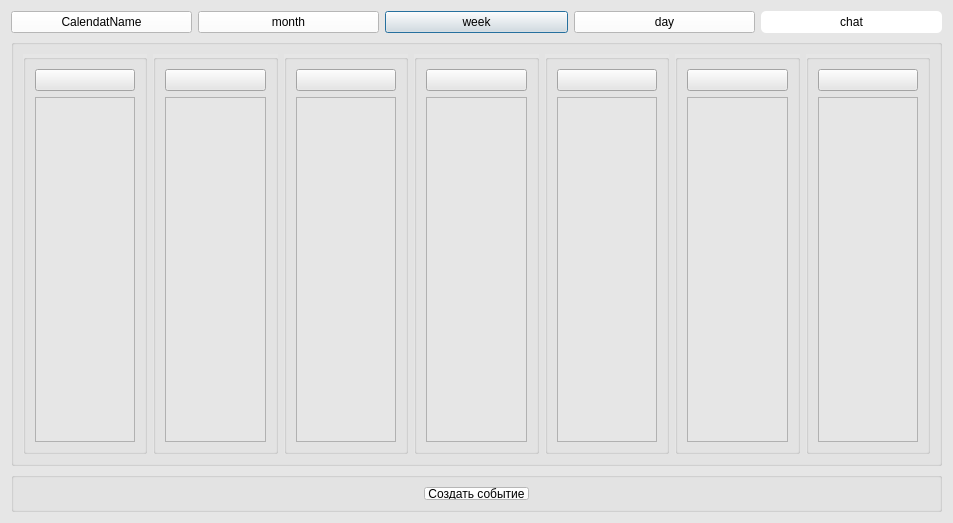
The window that Qt_Database/weekwindow.ui (Cleverfox5/GoogleCalendar) describes before a commit, drawn with Qt 5.
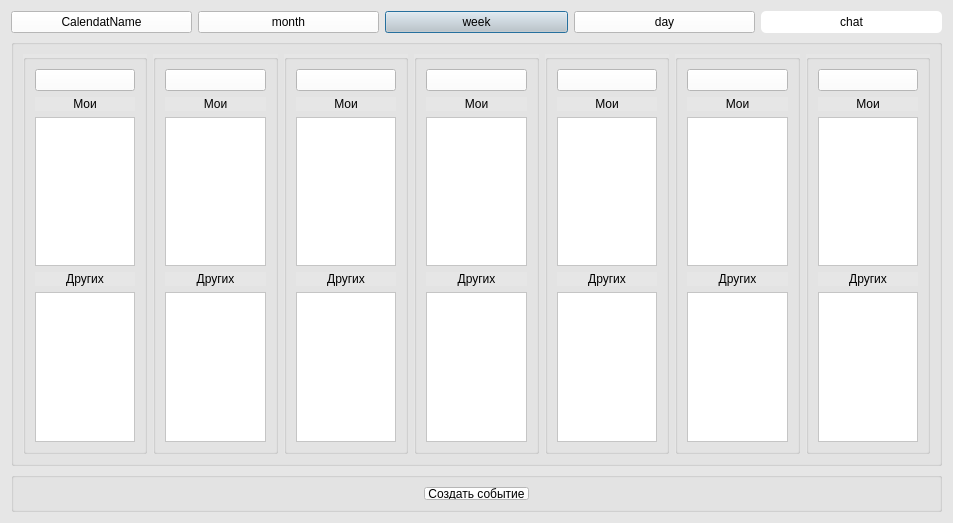
The same window after the commit.

Diff of the .ui file:
```diff
--- a/Qt_Database/weekwindow.ui
+++ b/Qt_Database/weekwindow.ui
@@ -20,7 +20,7 @@
    <item row="0" column="2">
     <widget class="QPushButton" name="pushButton_11">
      <property name="styleSheet">
-      <string notr="true">background-color: #CCCCC;</string>
+      <string notr="true">background-color: #CCCCCC;</string>
      </property>
      <property name="text">
       <string>week</string>
@@ -117,7 +117,7 @@
          <item>
           <widget class="QPushButton" name="pushButton">
            <property name="styleSheet">
-            <string notr="true">background_color: white;</string>
+            <string notr="true">background-color: white;</string>
            </property>
            <property name="text">
             <string/>
@@ -125,7 +125,38 @@
           </widget>
          </item>
          <item>
-          <widget class="QListWidget" name="listWidget"/>
+          <widget class="QLabel" name="label_2">
+           <property name="text">
+            <string>Мои</string>
+           </property>
+           <property name="alignment">
+            <set>Qt::AlignCenter</set>
+           </property>
+          </widget>
+         </item>
+         <item>
+          <widget class="QListWidget" name="listWidget_1">
+           <property name="styleSheet">
+            <string notr="true">background-color: white;</string>
+           </property>
+          </widget>
+         </item>
+         <item>
+          <widget class="QLabel" name="label_3">
+           <property name="text">
+            <string>Других</string>
+           </property>
+           <property name="alignment">
+            <set>Qt::AlignCenter</set>
+           </property>
+          </widget>
+         </item>
+         <item>
+          <widget class="QListWidget" name="listWidget_1_1">
+           <property name="styleSheet">
+            <string notr="true">background-color: white;</string>
+           </property>
+          </widget>
          </item>
         </layout>
        </widget>
@@ -139,7 +170,7 @@
          <item>
           <widget class="QPushButton" name="pushButton_2">
            <property name="styleSheet">
-            <string notr="true">background_color: white;</string>
+            <string notr="true">background-color: white;</string>
            </property>
            <property name="text">
             <string/>
@@ -147,7 +178,38 @@
           </widget>
          </item>
          <item>
-          <widget class="QListWidget" name="listWidget_2"/>
+          <widget class="QLabel" name="label_4">
+           <property name="text">
+            <string>Мои</string>
+           </property>
+           <property name="alignment">
+            <set>Qt::AlignCenter</set>
+           </property>
+          </widget>
+         </item>
+         <item>
+          <widget class="QListWidget" name="listWidget_2">
+           <property name="styleSheet">
+            <string notr="true">background-color: white;</string>
+           </property>
+          </widget>
+         </item>
+         <item>
+          <widget class="QLabel" name="label_5">
+           <property name="text">
+            <string>Других</string>
+           </property>
+           <property name="alignment">
+            <set>Qt::AlignCenter</set>
+           </property>
+          </widget>
+         </item>
+         <item>
+          <widget class="QListWidget" name="listWidget_2_2">
+           <property name="styleSheet">
+            <string notr="true">background-color: white;</string>
+           </property>
+          </widget>
          </item>
         </layout>
        </widget>
@@ -161,7 +223,7 @@
          <item>
           <widget class="QPushButton" name="pushButton_3">
            <property name="styleSheet">
-            <string notr="true">background_color: white;</string>
+            <string notr="true">background-color: white;</string>
            </property>
            <property name="text">
             <string/>
@@ -169,7 +231,38 @@
           </widget>
          </item>
          <item>
-          <widget class="QListWidget" name="listWidget_3"/>
+          <widget class="QLabel" name="label_6">
+           <property name="text">
+            <string>Мои</string>
+           </property>
+           <property name="alignment">
+            <set>Qt::AlignCenter</set>
+           </property>
+          </widget>
+         </item>
+         <item>
+          <widget class="QListWidget" name="listWidget_3">
+           <property name="styleSheet">
+            <string notr="true">background-color: white;</string>
+           </property>
+          </widget>
+         </item>
+         <item>
+          <widget class="QLabel" name="label_7">
+           <property name="text">
+            <string>Других</string>
+           </property>
+           <property name="alignment">
+            <set>Qt::AlignCenter</set>
+           </property>
+          </widget>
+         </item>
+         <item>
+          <widget class="QListWidget" name="listWidget_3_3">
+           <property name="styleSheet">
+            <string notr="true">background-color: white;</string>
+           </property>
+          </widget>
          </item>
         </layout>
        </widget>
@@ -183,7 +276,7 @@
          <item>
           <widget class="QPushButton" name="pushButton_4">
            <property name="styleSheet">
-            <string notr="true">background_color: white;</string>
+            <string notr="true">background-color: white;</string>
            </property>
            <property name="text">
             <string/>
@@ -191,7 +284,38 @@
           </widget>
          </item>
          <item>
-          <widget class="QListWidget" name="listWidget_4"/>
+          <widget class="QLabel" name="label_8">
+           <property name="text">
+            <string>Мои</string>
+           </property>
+           <property name="alignment">
+            <set>Qt::AlignCenter</set>
+           </property>
+          </widget>
+         </item>
+         <item>
+          <widget class="QListWidget" name="listWidget_4">
+           <property name="styleSheet">
+            <string notr="true">background-color: white;</string>
+           </property>
+          </widget>
+         </item>
+         <item>
+          <widget class="QLabel" name="label_9">
+           <property name="text">
+            <string>Других</string>
+           </property>
+           <property name="alignment">
+            <set>Qt::AlignCenter</set>
+           </property>
+          </widget>
+         </item>
+         <item>
+          <widget class="QListWidget" name="listWidget_4_4">
+           <property name="styleSheet">
+            <string notr="true">background-color: white;</string>
+           </property>
+          </widget>
          </item>
         </layout>
        </widget>
@@ -205,7 +329,7 @@
          <item>
           <widget class="QPushButton" name="pushButton_5">
            <property name="styleSheet">
-            <string notr="true">background_color: white;</string>
+            <string notr="true">background-color: white;</string>
            </property>
            <property name="text">
             <string/>
@@ -213,7 +337,38 @@
           </widget>
          </item>
          <item>
-          <widget class="QListWidget" name="listWidget_5"/>
+          <widget class="QLabel" name="label_10">
+           <property name="text">
+            <string>Мои</string>
+           </property>
+           <property name="alignment">
+            <set>Qt::AlignCenter</set>
+           </property>
+          </widget>
+         </item>
+         <item>
+          <widget class="QListWidget" name="listWidget_5">
+           <property name="styleSheet">
+            <string notr="true">background-color: white;</string>
+           </property>
+          </widget>
+         </item>
+         <item>
+          <widget class="QLabel" name="label_11">
+           <property name="text">
+            <string>Других</string>
+           </property>
+           <property name="alignment">
+            <set>Qt::AlignCenter</set>
+           </property>
+          </widget>
+         </item>
+         <item>
+          <widget class="QListWidget" name="listWidget_5_5">
+           <property name="styleSheet">
+            <string notr="true">background-color: white;</string>
+           </property>
+          </widget>
          </item>
         </layout>
        </widget>
@@ -227,7 +382,7 @@
          <item>
           <widget class="QPushButton" name="pushButton_6">
            <property name="styleSheet">
-            <string notr="true">background_color: white;</string>
+            <string notr="true">background-color: white;</string>
            </property>
            <property name="text">
             <string/>
@@ -235,7 +390,38 @@
           </widget>
          </item>
          <item>
-          <widget class="QListWidget" name="listWidget_6"/>
+          <widget class="QLabel" name="label_12">
+           <property name="text">
+            <string>Мои</string>
+           </property>
+           <property name="alignment">
+            <set>Qt::AlignCenter</set>
+           </property>
+          </widget>
+         </item>
+         <item>
+          <widget class="QListWidget" name="listWidget_6">
+           <property name="styleSheet">
+            <string notr="true">background-color: white;</string>
+           </property>
+          </widget>
+         </item>
+         <item>
+          <widget class="QLabel" name="label_13">
+           <property name="text">
+            <string>Других</string>
+           </property>
+           <property name="alignment">
+            <set>Qt::AlignCenter</set>
+           </property>
+          </widget>
+         </item>
+         <item>
+          <widget class="QListWidget" name="listWidget_6_6">
+           <property name="styleSheet">
+            <string notr="true">background-color: white;</string>
+           </property>
+          </widget>
          </item>
         </layout>
        </widget>
@@ -249,7 +435,7 @@
          <item>
           <widget class="QPushButton" name="pushButton_7">
            <property name="styleSheet">
-            <string notr="true">background_color: white;</string>
+            <string notr="true">background-color: white;</string>
            </property>
            <property name="text">
             <string/>
@@ -257,7 +443,38 @@
           </widget>
          </item>
          <item>
-          <widget class="QListWidget" name="listWidget_7"/>
+          <widget class="QLabel" name="label_14">
+           <property name="text">
+            <string>Мои</string>
+           </property>
+           <property name="alignment">
+            <set>Qt::AlignCenter</set>
+           </property>
+          </widget>
+         </item>
+         <item>
+          <widget class="QListWidget" name="listWidget_7">
+           <property name="styleSheet">
+            <string notr="true">background-color: white;</string>
+           </property>
+          </widget>
+         </item>
+         <item>
+          <widget class="QLabel" name="label_15">
+           <property name="text">
+            <string>Других</string>
+           </property>
+           <property name="alignment">
+            <set>Qt::AlignCenter</set>
+           </property>
+          </widget>
+         </item>
+         <item>
+          <widget class="QListWidget" name="listWidget_7_7">
+           <property name="styleSheet">
+            <string notr="true">background-color: white;</string>
+           </property>
+          </widget>
          </item>
         </layout>
        </widget>
```
Left out of the diff: 18 changed lines with no effect on the pictures.
